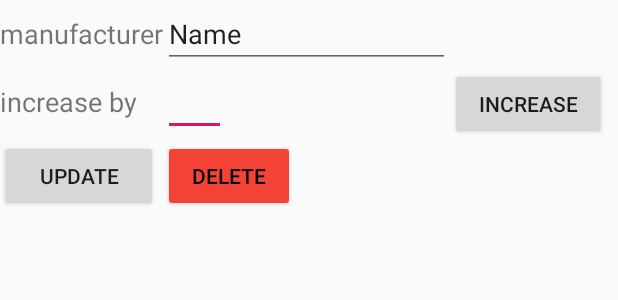
After one commit to jaskier07/WarehouseManager, an Android app: the layout product_list_element_fragment.xml on its own in the app's theme, with its tools: preview values and no code run, on a phone screen of 412 x 824 dp. The commit adds this screen. Shown: the top 300 px of the screen. Run offline under Robolectric (Android 15) with nearby library versions, the phone set to English and light mode, and no system bars.

Commit message:
Simple product list view

```diff
--- a/Client/app/src/main/java/pl/kania/warehousemanagerclient/MainActivity.java
+++ b/Client/app/src/main/java/pl/kania/warehousemanagerclient/MainActivity.java
@@ -4,7 +4,7 @@ import androidx.appcompat.app.AppCompatActivity;
 
 import android.os.Bundle;
 
-import pl.kania.warehousemanagerclient.ui.main.MainFragment;
+import pl.kania.warehousemanagerclient.ui.main.LogInFragment;
 
 public class MainActivity extends AppCompatActivity {
 
@@ -14,7 +14,7 @@ public class MainActivity extends AppCompatActivity {
         setContentView(R.layout.main_activity);
         if (savedInstanceState == null) {
             getSupportFragmentManager().beginTransaction()
-                    .replace(R.id.container, MainFragment.newInstance())
+                    .replace(R.id.container, LogInFragment.newInstance())
                     .commitNow();
         }
     }
--- a/Client/app/src/main/res/layout/main_fragment.xml
+++ b/Client/app/src/main/res/layout/log_in_fragment.xml
@@ -5,7 +5,7 @@
     android:id="@+id/main"
     android:layout_width="match_parent"
     android:layout_height="match_parent"
-    tools:context=".ui.main.MainFragment">
+    tools:context=".ui.main.LogInFragment">
 
     <TextView
         android:id="@+id/signInHeader"
--- /dev/null
+++ b/Client/app/src/main/res/layout/product_list_element_fragment.xml
@@ -0,0 +1,70 @@
+<?xml version="1.0" encoding="utf-8"?>
+<GridLayout xmlns:android="http://schemas.android.com/apk/res/android"
+    android:id="@+id/product_list"
+    android:layout_width="match_parent"
+    android:layout_height="match_parent"
+    android:orientation="vertical">
+
+    <Button
+        android:id="@+id/buttonUpdate"
+        android:layout_width="105dp"
+        android:layout_height="wrap_content"
+        android:layout_row="2"
+        android:layout_column="0"
+        android:text="Update" />
+
+    <Button
+        android:id="@+id/buttonDelete"
+        android:layout_width="wrap_content"
+        android:layout_height="wrap_content"
+        android:layout_row="2"
+        android:layout_column="1"
+        android:backgroundTint="#F44336"
+        android:text="Delete"
+        android:textColor="#000000" />
+
+    <Button
+        android:id="@+id/buttonIncrease"
+        android:layout_width="104dp"
+        android:layout_height="wrap_content"
+        android:layout_row="1"
+        android:layout_column="2"
+        android:text="INCREASE" />
+
+    <EditText
+        android:id="@+id/increaseValue"
+        android:layout_width="42dp"
+        android:layout_height="wrap_content"
+        android:layout_row="1"
+        android:layout_column="1"
+        android:ems="10"
+        android:inputType="numberSigned" />
+
+    <EditText
+        android:id="@+id/manufacturerValue"
+        android:layout_width="191dp"
+        android:layout_height="wrap_content"
+        android:layout_row="0"
+        android:layout_column="1"
+        android:ems="10"
+        android:inputType="textPersonName"
+        android:text="Name" />
+
+    <TextView
+        android:id="@+id/manufacturerTitle"
+        android:layout_width="wrap_content"
+        android:layout_height="wrap_content"
+        android:layout_row="0"
+        android:layout_column="0"
+        android:text="manufacturer"
+        android:textSize="18sp" />
+
+    <TextView
+        android:id="@+id/increaseText"
+        android:layout_width="wrap_content"
+        android:layout_height="wrap_content"
+        android:layout_row="1"
+        android:layout_column="0"
+        android:text="increase by "
+        android:textSize="18sp" />
+</GridLayout>
```
Also changed, not shown: Client/app/src/main/java/pl/kania/warehousemanagerclient/Product.java (added, +14 -0 lines), Client/app/src/main/java/pl/kania/warehousemanagerclient/ProductAdapter.java (added, +36 -0 lines), Client/app/src/main/java/pl/kania/warehousemanagerclient/ui/main/LogInFragment.java (added, +44 -0 lines), Client/app/src/main/java/pl/kania/warehousemanagerclient/ui/main/MainFragment.java (deleted, +0 -39 lines), Client/app/src/main/java/pl/kania/warehousemanagerclient/ui/main/MainViewModel.java (deleted, +0 -7 lines), Client/app/src/main/java/pl/kania/warehousemanagerclient/ui/main/ProductListFragment.java (added, +36 -0 lines), Client/app/src/main/res/layout/listview_product.xml (added, +9 -0 lines), Client/app/src/main/res/layout/product_list_fragment.xml (added, +8 -0 lines).
